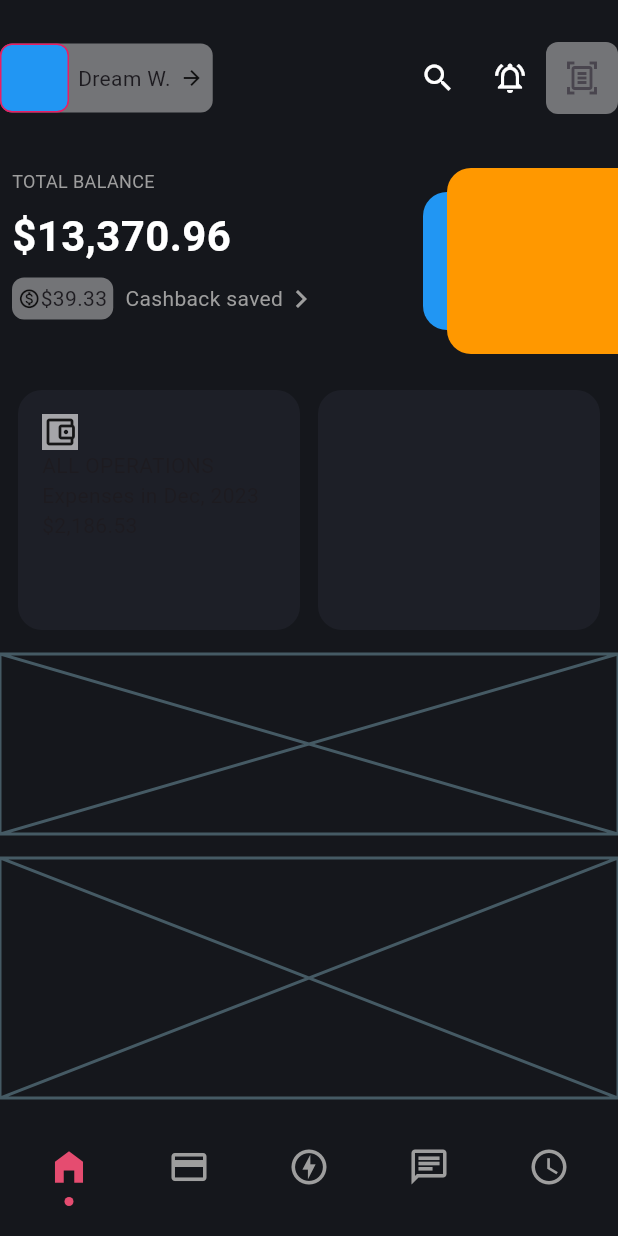
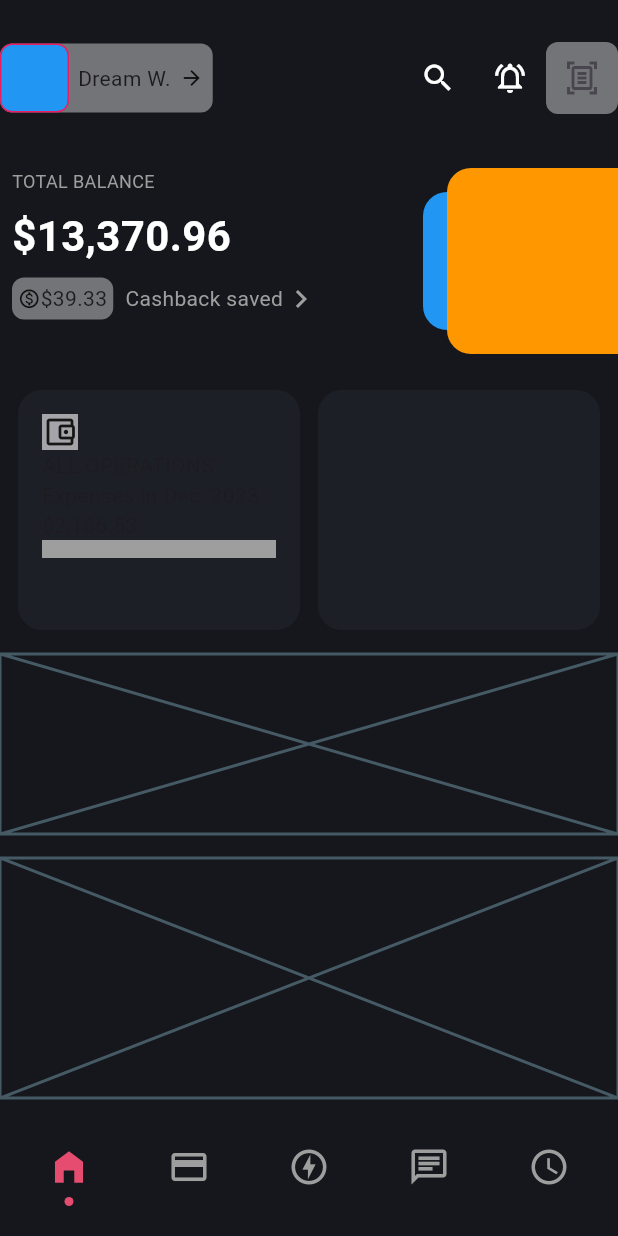
Before and after one commit to JAICHANGPARK/flutter_notebook_chapter_35, a Flutter app: the BankingHomePage screen opened directly, on a phone screen of 412 x 824 dp. Run offline on Flutter 3.47's test engine with Material 3 defaults, Android fonts, the phone set to English and light mode, and no system bars; our stand-ins replace gap.

Commit message:
Update banking_home_page.dart

```diff
--- a/lib/ep1767_banking_app/views/banking_home_page.dart
+++ b/lib/ep1767_banking_app/views/banking_home_page.dart
@@ -204,6 +204,28 @@ class _BankingHomePageState extends State<BankingHomePage> {
                             Text(
                               "\$2,186.53",
                             ),
+                            Container(
+                              height: 12,
+                              decoration: BoxDecoration(
+                                color: Colors.grey,
+                              ),
+                              child: Row(
+                                children: [
+                                  ColoredBox(
+                                    color: Colors.yellow,
+                                  ),
+                                  ColoredBox(
+                                    color: Colors.purpleAccent,
+                                  ),
+                                  ColoredBox(
+                                    color: Colors.blue,
+                                  ),
+                                  ColoredBox(
+                                    color: Colors.red,
+                                  ),
+                                ],
+                              ),
+                            )
                           ],
                         ),
                       ),
```
